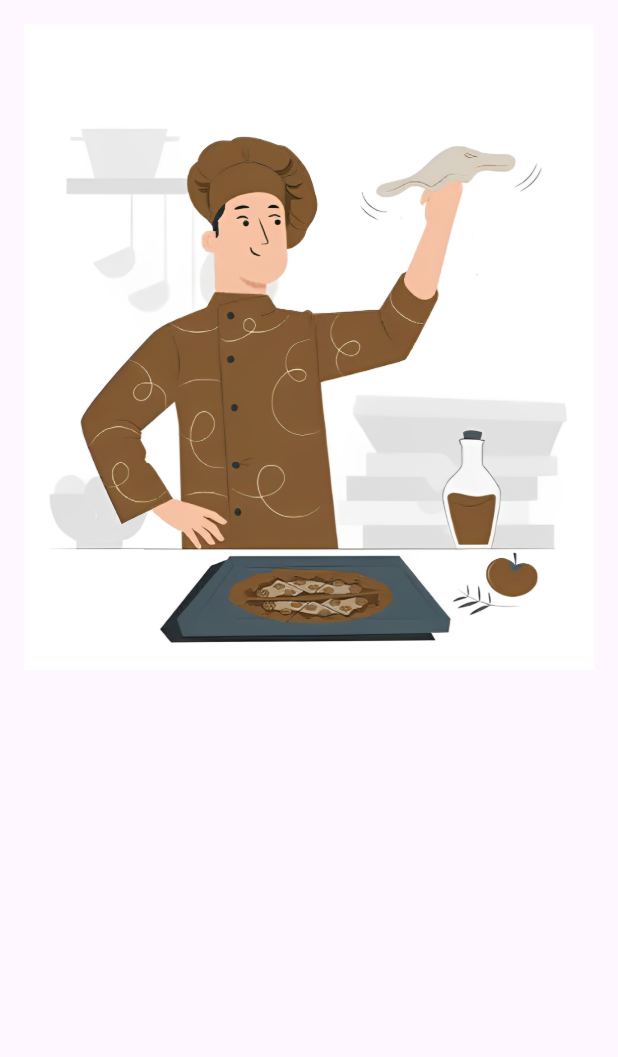
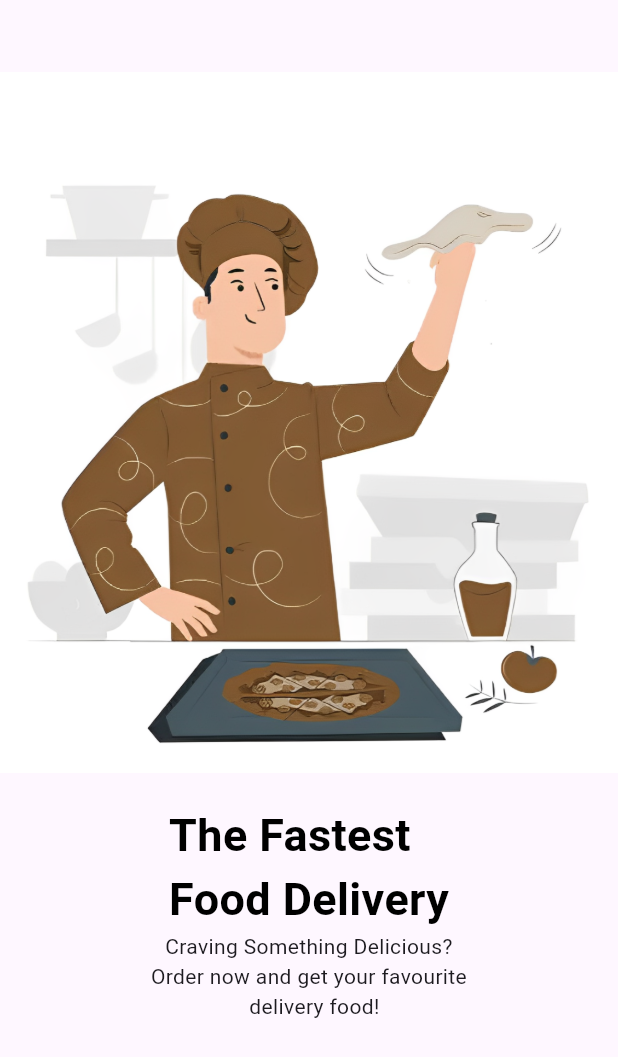
Before and after one commit to aliraza055/foodie_go, a Flutter app: the screen it shows after launch, on a phone screen of 412 x 824 dp. Shown: the top 1057 px of the screen. Run offline on Flutter 3.47's test engine with Material 3 defaults, Android fonts, the phone set to English and light mode, and no system bars.

Commit message:
create app services class

```diff
--- a/lib/fileimage.dart
+++ b/lib/fileimage.dart
@@ -1,4 +1,5 @@
 import 'package:flutter/material.dart';
+import 'package:foodie_go/services/widget_serves.dart';
 
 class ImagePicker extends StatefulWidget {
   const ImagePicker({super.key});
@@ -12,14 +13,17 @@ class _ImagePickerState extends State<ImagePicker> {
   Widget build(BuildContext context) {
     return Scaffold(
       body: Container(
-        margin: EdgeInsets.all(16),
+        margin: EdgeInsets.only(top: 48),
         child: Column(
-          // mainAxisAlignment: MainAxisAlignment.center,
-          // crossAxisAlignment: CrossAxisAlignment.center,
           children: [
-            Center(
-             child: Image.asset('images/onboard.png',width: 1000,),
+            Image.asset('images/onboard.png',width: 1000,),
+            SizedBox(height: 20,),
+            Text("The Fastest\nFood Delivery",style: AppServices().mainHeadingSytle(),),
+            Text('Craving Something Delicious?\nOrder now and get your favourite\n  delivery food!',
+            textAlign: TextAlign.center,
+
             )
+
           ],
         ),
       ),
--- /dev/null
+++ b/lib/services/widget_serves.dart
@@ -0,0 +1,10 @@
+import 'package:flutter/material.dart';
+
+class AppServices{
+   mainHeadingSytle(){
+    return TextStyle(
+      color: Colors.black,fontSize:30,fontWeight: FontWeight.bold,
+    );
+  }
+
+}
```
